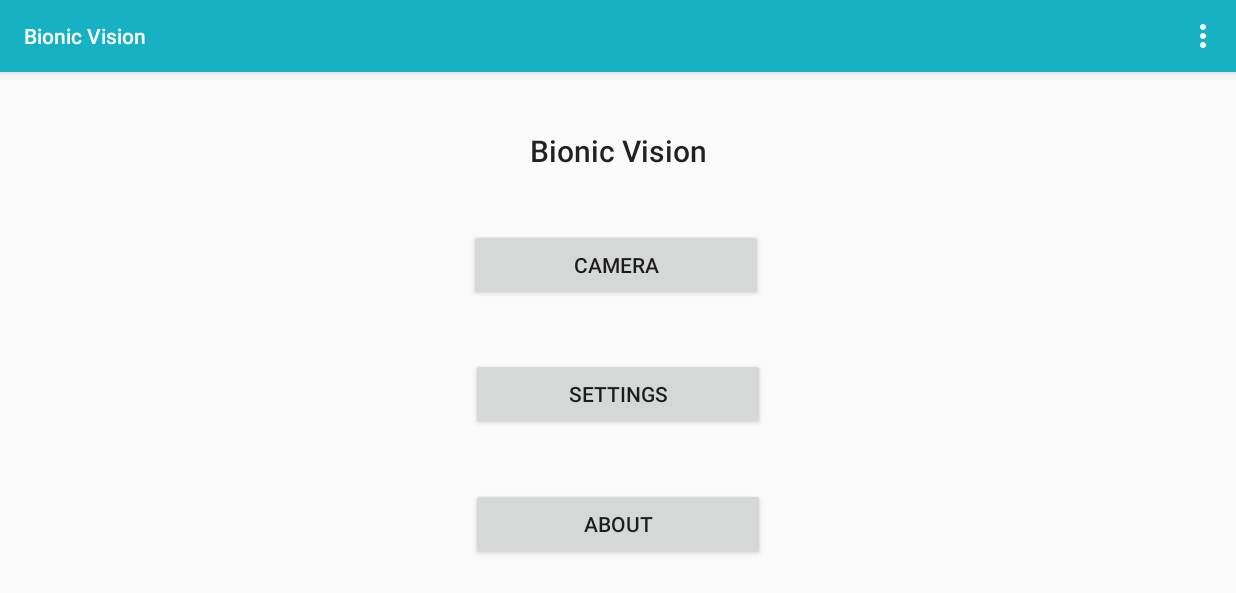
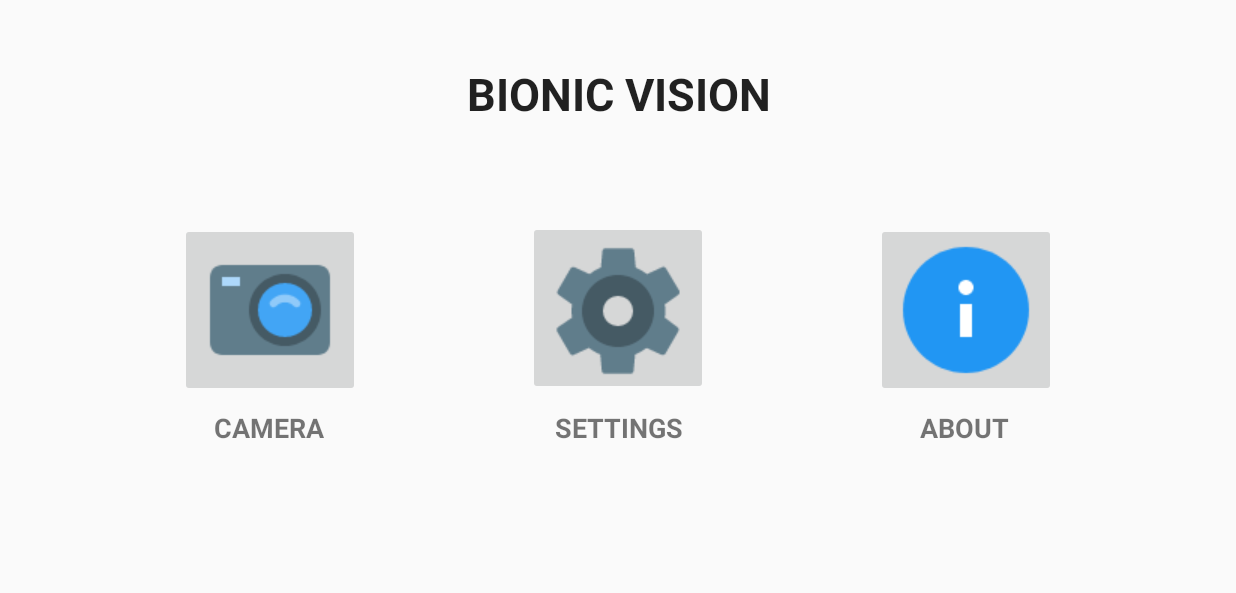
Before and after one commit to mwriedt/BionicVision, an Android app: the screen it shows after launch (LaunchActivity), on a phone screen of 824 x 412 dp (held sideways). Shown: the top 593 px of the screen. Run offline under Robolectric (Android 15) with nearby library versions, the phone set to English and light mode, and no system bars.

Commit message:
Launch Activity layout change

```diff
--- a/BionicVision/app/src/main/AndroidManifest.xml
+++ b/BionicVision/app/src/main/AndroidManifest.xml
@@ -22,7 +22,8 @@
         <activity
             android:name=".LaunchActivity"
             android:label="@string/app_name"
-            android:screenOrientation="landscape">
+            android:screenOrientation="landscape"
+            android:theme="@style/AppTheme.NoActionBar">
             <intent-filter>
                 <action android:name="android.intent.action.MAIN" />
                 <category android:name="android.intent.category.LAUNCHER" />
--- a/BionicVision/app/src/main/res/layout/activity_about.xml
+++ b/BionicVision/app/src/main/res/layout/activity_about.xml
@@ -12,9 +12,21 @@
         android:layout_height="wrap_content"
         android:layout_marginLeft="0dp"
         android:layout_marginRight="0dp"
-        android:layout_marginTop="16dp"
-        android:text="About"
+        android:layout_marginTop="88dp"
+        android:text="@string/aboutText"
         app:layout_constraintLeft_toLeftOf="parent"
         app:layout_constraintRight_toRightOf="parent"
-        app:layout_constraintTop_toTopOf="parent" />
+        app:layout_constraintTop_toTopOf="parent"
+        android:layout_marginBottom="8dp"
+        app:layout_constraintBottom_toTopOf="@+id/textView"
+        app:layout_constraintVertical_bias="0.0" />
+
+    <TextView
+        android:id="@+id/textView"
+        android:layout_width="wrap_content"
+        android:layout_height="wrap_content"
+        android:text="@string/websiteLink"
+        app:layout_constraintLeft_toLeftOf="parent"
+        app:layout_constraintRight_toRightOf="parent"
+        tools:layout_editor_absoluteY="247dp" />
 </android.support.constraint.ConstraintLayout>
--- a/BionicVision/app/src/main/res/layout/activity_launch.xml
+++ b/BionicVision/app/src/main/res/layout/activity_launch.xml
@@ -5,53 +5,125 @@
     xmlns:app="http://schemas.android.com/apk/res-auto"
     android:layout_width="match_parent"
     android:layout_height="match_parent"
-    tools:context="software_a.com.bionicvision.LaunchActivity">
+    tools:context="software_a.com.bionicvision.LaunchActivity"
+    tools:layout_editor_absoluteY="73dp"
+    tools:layout_editor_absoluteX="0dp">
+
 
     <TextView
         android:id="@+id/txt_title"
         android:layout_width="wrap_content"
         android:layout_height="wrap_content"
+        android:fontFamily="sans-serif"
         android:text="Bionic Vision"
+        android:textAlignment="center"
+        android:textAllCaps="true"
         android:textAppearance="@style/TextAppearance.AppCompat.Title"
-        app:layout_constraintBottom_toTopOf="@+id/btn_camera"
+        android:textSize="30sp"
+        android:textStyle="bold"
         app:layout_constraintLeft_toLeftOf="parent"
         app:layout_constraintRight_toRightOf="parent"
-        app:layout_constraintTop_toTopOf="parent" />
+        app:layout_constraintTop_toTopOf="parent"
+        android:layout_marginTop="42dp"
+        app:layout_constraintHorizontal_bias="0.501"
+        android:layout_marginBottom="8dp"
+        app:layout_constraintBottom_toTopOf="@+id/btn_settings"
+        app:layout_constraintVertical_bias="0.0" />
 
-    <Button
+    <ImageButton
         android:id="@+id/btn_camera"
-        android:layout_width="196dp"
+        android:layout_width="wrap_content"
         android:layout_height="wrap_content"
         android:onClick="goToCamera"
-        android:text="@string/camera"
-        app:layout_constraintBottom_toTopOf="@+id/btn_settings"
-        app:layout_constraintHorizontal_bias="0.498"
+        app:srcCompat="@drawable/camera"
         app:layout_constraintLeft_toLeftOf="parent"
-        app:layout_constraintRight_toRightOf="parent"
-        app:layout_constraintTop_toBottomOf="@+id/txt_title" />
+        app:layout_constraintTop_toTopOf="parent"
+        app:layout_constraintBottom_toBottomOf="parent"
+        app:layout_constraintVertical_bias="0.502"
+        app:layout_constraintRight_toLeftOf="@+id/btn_settings"
+        android:layout_marginBottom="8dp"
+        android:layout_marginLeft="8dp"
+        android:layout_marginTop="8dp"
+        android:layout_marginStart="8dp" />
 
-    <Button
+    <ImageButton
         android:id="@+id/btn_settings"
-        android:layout_width="196dp"
+        android:layout_width="wrap_content"
         android:layout_height="wrap_content"
         android:onClick="goToSettings"
-        android:text="@string/settings"
-        app:layout_constraintBottom_toTopOf="@+id/btn_about"
-        app:layout_constraintHorizontal_bias="0.5"
-        app:layout_constraintLeft_toLeftOf="parent"
-        app:layout_constraintRight_toRightOf="parent"
-        app:layout_constraintTop_toBottomOf="@+id/btn_camera" />
+        app:srcCompat="@drawable/settings"
+        app:layout_constraintRight_toLeftOf="@+id/btn_about"
+        app:layout_constraintLeft_toRightOf="@+id/btn_camera"
+        app:layout_constraintTop_toTopOf="parent"
+        android:layout_marginTop="8dp"
+        app:layout_constraintBottom_toBottomOf="parent"
+        android:layout_marginBottom="8dp"
+        app:layout_constraintVertical_bias="0.497" />
 
-    <Button
+    <TextView
+        android:id="@+id/txt_camera"
+        android:layout_width="wrap_content"
+        android:layout_height="wrap_content"
+        android:layout_marginBottom="66dp"
+        android:layout_marginTop="8dp"
+        android:text="CAMERA"
+        android:textAlignment="center"
+        android:textAllCaps="true"
+        android:textSize="18sp"
+        android:textStyle="bold"
+        app:layout_constraintBottom_toBottomOf="parent"
+        app:layout_constraintHorizontal_bias="0.483"
+        app:layout_constraintLeft_toLeftOf="@+id/btn_camera"
+        app:layout_constraintRight_toRightOf="@+id/btn_camera"
+        app:layout_constraintTop_toBottomOf="@+id/btn_camera"
+        app:layout_constraintVertical_bias="0.0" />
+
+    <TextView
+        android:id="@+id/txt_settings"
+        android:layout_width="wrap_content"
+        android:layout_height="wrap_content"
+        android:text="Settings"
+        android:textAlignment="center"
+        android:textAllCaps="true"
+        android:textSize="18sp"
+        android:textStyle="bold"
+        app:layout_constraintBottom_toBottomOf="@+id/txt_camera"
+        app:layout_constraintHorizontal_bias="0.495"
+        app:layout_constraintLeft_toRightOf="@+id/txt_camera"
+        app:layout_constraintRight_toLeftOf="@+id/txt_about"
+        app:layout_constraintTop_toTopOf="@+id/txt_camera"
+        app:layout_constraintVertical_bias="0.0" />
+
+    <TextView
+        android:id="@+id/txt_about"
+        android:layout_width="wrap_content"
+        android:layout_height="wrap_content"
+        android:text="About"
+        android:textAlignment="center"
+        android:textAllCaps="true"
+        android:textSize="18sp"
+        android:textStyle="bold"
+        app:layout_constraintBottom_toBottomOf="@+id/txt_settings"
+        app:layout_constraintHorizontal_bias="0.479"
+        app:layout_constraintLeft_toLeftOf="@+id/btn_about"
+        app:layout_constraintRight_toRightOf="@+id/btn_about"
+        app:layout_constraintTop_toTopOf="@+id/txt_settings"
+        app:layout_constraintVertical_bias="0.0" />
+
+    <ImageButton
         android:id="@+id/btn_about"
-        android:layout_width="196dp"
+        android:layout_width="wrap_content"
         android:layout_height="wrap_content"
         android:onClick="goToAbout"
-        android:text="@string/about"
+        app:srcCompat="@drawable/about"
+        app:layout_constraintRight_toRightOf="parent"
+        app:layout_constraintTop_toTopOf="parent"
         app:layout_constraintBottom_toBottomOf="parent"
-        app:layout_constraintHorizontal_bias="0.5"
-        app:layout_constraintLeft_toLeftOf="parent"
-        app:layout_constraintRight_toRightOf="parent"
-        app:layout_constraintTop_toBottomOf="@+id/btn_settings" />
+        app:layout_constraintLeft_toRightOf="@+id/btn_settings"
+        android:layout_marginBottom="8dp"
+        app:layout_constraintVertical_bias="0.502"
+        android:layout_marginRight="8dp"
+        android:layout_marginTop="8dp"
+        android:layout_marginEnd="8dp" />
 
 </android.support.constraint.ConstraintLayout>
--- a/BionicVision/app/src/main/res/values/strings.xml
+++ b/BionicVision/app/src/main/res/values/strings.xml
@@ -19,4 +19,7 @@
 
     <string name="btn_confirm">Confirm</string>
     <string name="btn_camera">Camera</string>
+
+    <string name="aboutText">Bionic Vision App simulates  </string>
+    <string name="websiteLink">For more information, visit <a href="www.bionicvision.org.au">Bionic Vision Australia</a></string>
 </resources>
--- a/BionicVision/build.gradle
+++ b/BionicVision/build.gradle
@@ -4,7 +4,7 @@ buildscript {
         jcenter()
     }
     dependencies {
-        classpath 'com.android.tools.build:gradle:2.3.0'
+        classpath 'com.android.tools.build:gradle:2.3.3'
 
         // NOTE: Do not place your application dependencies here; they belong
         // in the individual module build.gradle files
--- a/BionicVision/opencv/build.gradle
+++ b/BionicVision/opencv/build.gradle
@@ -4,7 +4,7 @@ buildscript {
         mavenCentral()
     }
     dependencies {
-        classpath 'com.android.tools.build:gradle:2.2.0'
+        classpath 'com.android.tools.build:gradle:2.3.3'
     }
 }
 android {
```
Also changed, not shown: BionicVision/app/src/main/res/drawable/about.png (added), BionicVision/app/src/main/res/drawable/camera.png (added), BionicVision/app/src/main/res/drawable/settings.png (added), 9 other files.
